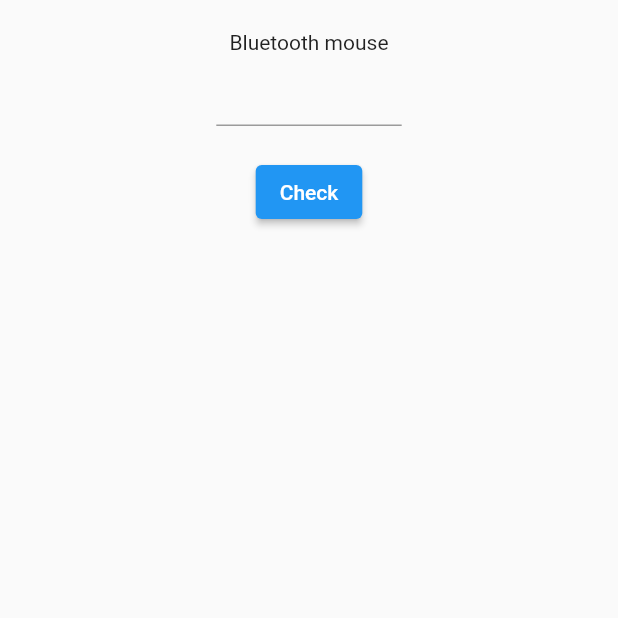
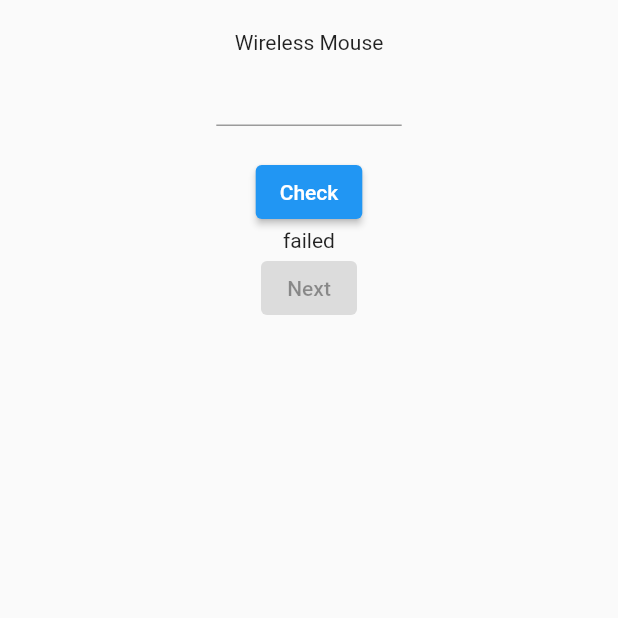
Before and after one commit to LongPham139/Flutter, a Flutter app: the screen it shows after launch, after a tap on "Check", on a phone screen of 412 x 824 dp, the top half of it. Run offline on Flutter 3.47's test engine with Material 2 defaults, Android fonts, the phone set to English and light mode, and no system bars.

Commit message:
Update app

```diff
--- a/lib/pages/home_page.dart
+++ b/lib/pages/home_page.dart
@@ -1,5 +1,22 @@
 import 'package:flutter/material.dart';
 import 'package:flutter/services.dart';
+
+class ProductInfor {
+  final String name;
+  final int price;
+  ProductInfor(
+    this.name,
+    this.price,
+  );
+}
+
+final products = [
+  ProductInfor("Wireless Mouse", 3),
+  ProductInfor("Key Board", 5),
+  ProductInfor("Camera", 8),
+  ProductInfor("Speaker", 4),
+  ProductInfor("Ipad", 1000),
+];
 
 class HomePage extends StatefulWidget {
   const HomePage({super.key});
@@ -8,7 +25,11 @@ class HomePage extends StatefulWidget {
   State<HomePage> createState() => _HomePageState();
 }
 
-class _HomePageState extends State<HomePage> with TickerProviderStateMixin {
+class _HomePageState extends State<HomePage> {
+  int _currentProductIndex = 0;
+  int? _inputedPrice;
+  String _result = "";
+
   @override
   Widget build(BuildContext context) {
     late Size size = MediaQuery.of(context).size;
@@ -20,22 +41,45 @@ class _HomePageState extends State<HomePage> with TickerProviderStateMixin {
               const SizedBox(
                 height: 20,
               ),
-              const Text("Bluetooth mouse"),
+              Text(products[_currentProductIndex].name),
               SizedBox(
                 width: size.width * 0.3,
                 child: TextField(
+                  key: const Key('priceInput'),
                   keyboardType:
                       const TextInputType.numberWithOptions(decimal: true),
                   inputFormatters: [FilteringTextInputFormatter.digitsOnly],
+                  onChanged: (value) {
+                    _inputedPrice = int.tryParse(value);
+                  },
                 ),
               ),
               const SizedBox(
                 height: 20,
               ),
               ElevatedButton(
-                onPressed: () {},
+                onPressed: () {
+                  setState(() {
+                    _result =
+                        _inputedPrice == products[_currentProductIndex].price
+                            ? "passed"
+                            : "failed";
+                  });
+                },
                 child: const Text("Check"),
-              )
+              ),
+              Text(_result),
+              _result == "passed"
+                  ? ElevatedButton(
+                      onPressed: () {
+                        setState(() {
+                          _currentProductIndex++;
+                          _result = "failed";
+                        });
+                      },
+                      child: const Text("Next"),
+                    )
+                  : const ElevatedButton(onPressed: null, child: Text("Next")),
             ],
           ),
         ),
```
Also changed, not shown: 1 other file.
